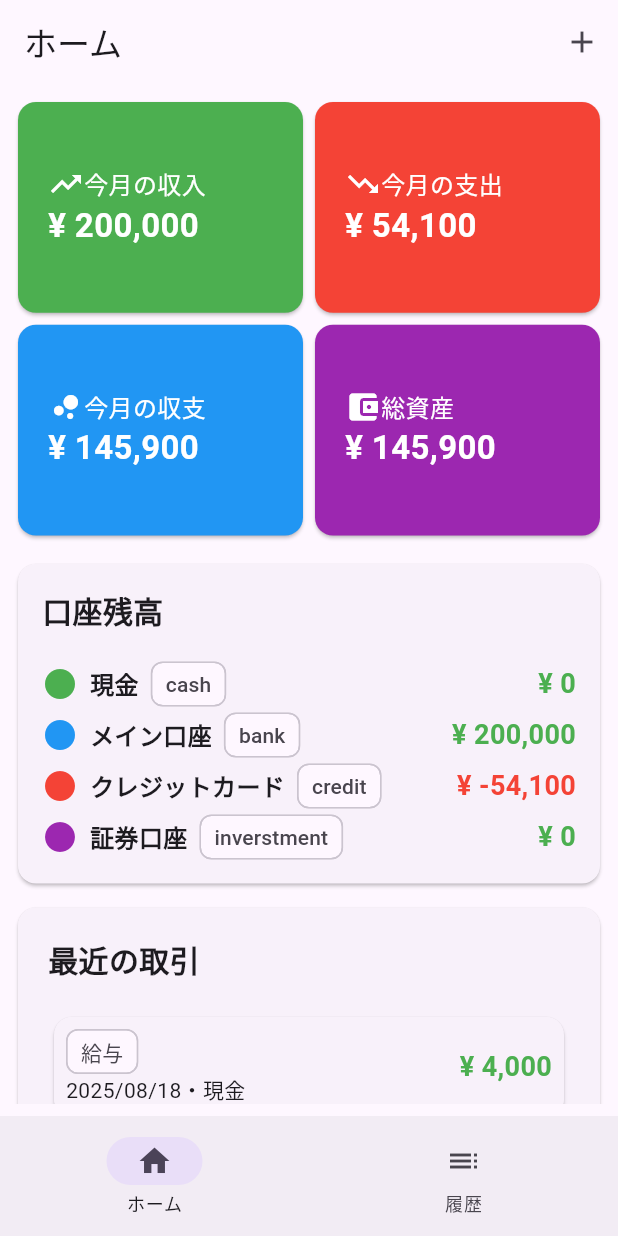
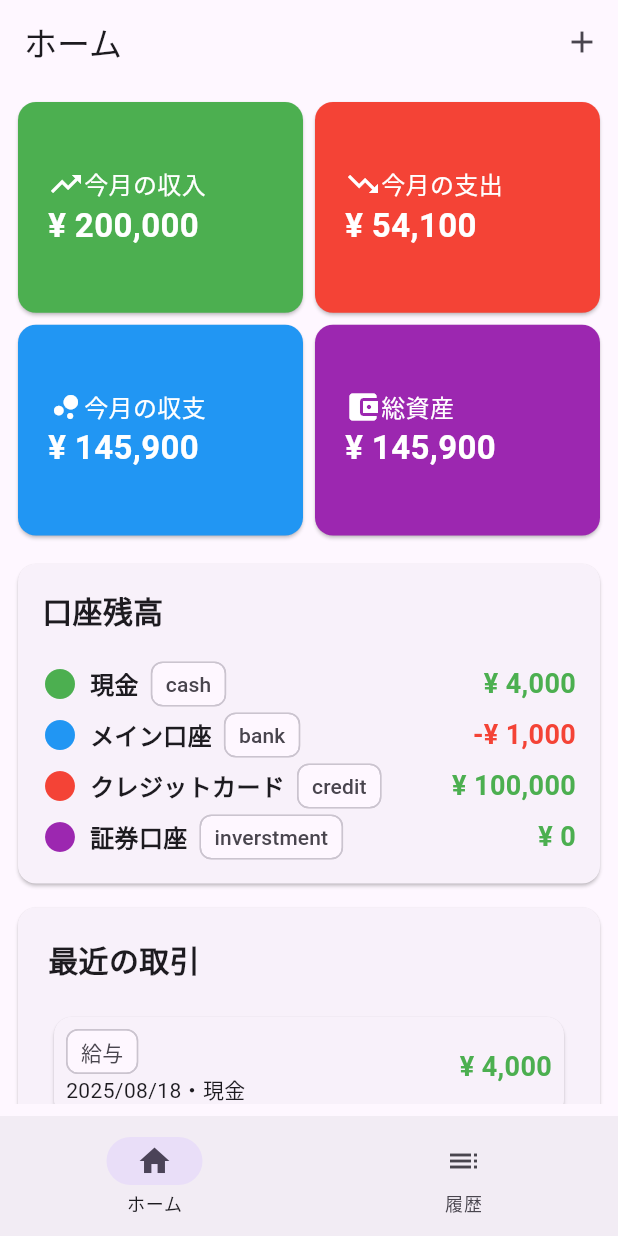
Before and after one commit to kyouga-ones/kakeibo, a Flutter app: the screen it shows after launch, on a phone screen of 412 x 824 dp. Run offline on Flutter 3.47's test engine with Material 3 defaults, Android fonts, the phone set to English and light mode, and no system bars; our stand-ins replace gap.

Commit message:
refactor:task-008:口座残高を実際のデータを参照するように変更

```diff
--- /dev/null
+++ b/lib/core/utils/sum_balance_list.dart
@@ -0,0 +1,21 @@
+import 'package:kakeibo/core/models/transaction_model.dart';
+
+List<int> sumBalanceList(
+  List<TransactionModel> transactionList,
+) {
+  final totals = List.filled(4, 0);
+
+  for (final item in transactionList) {
+    final type = item.categoryType;
+    final category = item.paymentCategory;
+    final amount = item.value;
+
+    if (type == 1) {
+      totals[category - 1] += amount;
+    } else if (type == 2) {
+      totals[category - 1] -= amount;
+    }
+  }
+
+  return totals;
+}
--- a/lib/features/home/view/home_screen.dart
+++ b/lib/features/home/view/home_screen.dart
@@ -7,10 +7,12 @@ import 'package:kakeibo/features/home/widget/recent_transaction_card.dart';
 
 class HomeScreen extends StatelessWidget {
   final List<TransactionModel> transactionModelList;
+  final List<int> balanceList;
 
   const HomeScreen({
     super.key,
     required this.transactionModelList,
+    required this.balanceList,
   });
 
   @override
@@ -57,7 +59,7 @@ class HomeScreen extends StatelessWidget {
               ),
             ),
             Gap(8),
-            BalanceCard(),
+            BalanceCard(balanceList: balanceList),
             Gap(8),
             RecentTransactionCard(
               transactionList: transactionModelList,
--- a/lib/features/home/viewmodel/home_view_model.dart
+++ b/lib/features/home/viewmodel/home_view_model.dart
@@ -1,5 +1,6 @@
 import 'package:flutter/material.dart';
 import 'package:kakeibo/core/constants/list.dart';
+import 'package:kakeibo/core/utils/sum_balance_list.dart';
 import 'package:kakeibo/features/home/view/home_screen.dart';
 
 class HomeViewModel extends StatefulWidget {
@@ -10,10 +11,13 @@ class HomeViewModel extends StatefulWidget {
 }
 
 class _HomeViewModelState extends State<HomeViewModel> {
+  var balanceList = sumBalanceList(transactionModelList);
+
   @override
   Widget build(BuildContext context) {
     return HomeScreen(
       transactionModelList: transactionModelList,
+      balanceList: balanceList,
     );
   }
 }
--- a/lib/features/home/widget/balance_card.dart
+++ b/lib/features/home/widget/balance_card.dart
@@ -3,7 +3,12 @@ import 'package:gap/gap.dart';
 import 'package:kakeibo/features/home/widget/balance_row.dart';
 
 class BalanceCard extends StatelessWidget {
-  const BalanceCard({super.key});
+  final List<int> balanceList;
+
+  const BalanceCard({
+    super.key,
+    required this.balanceList,
+  });
 
   @override
   Widget build(BuildContext context) {
@@ -22,26 +27,31 @@ class BalanceCard extends StatelessWidget {
               ],
             ),
             Gap(20),
-            BalanceRow(color: Colors.green, title: "現金", value: 0, tag: "cash"),
+            BalanceRow(
+              color: Colors.green,
+              title: "現金",
+              value: balanceList[0],
+              tag: "cash",
+            ),
             Gap(4),
             BalanceRow(
               color: Colors.blue,
               title: "メイン口座",
-              value: 200000,
+              value: balanceList[1],
               tag: "bank",
             ),
             Gap(4),
             BalanceRow(
               color: Colors.red,
               title: "クレジットカード",
-              value: -54100,
+              value: balanceList[2],
               tag: "credit",
             ),
             Gap(4),
             BalanceRow(
               color: Colors.purple,
               title: "証券口座",
-              value: 0,
+              value: balanceList[3],
               tag: "inverstment",
             ),
           ],
--- a/lib/features/home/widget/balance_row.dart
+++ b/lib/features/home/widget/balance_row.dart
@@ -1,6 +1,6 @@
 import 'package:flutter/material.dart';
 import 'package:gap/gap.dart';
-import 'package:intl/intl.dart';
+import 'package:kakeibo/core/utils/get_amount_format.dart';
 
 class BalanceRow extends StatelessWidget {
   final Color color;
@@ -18,9 +18,9 @@ class BalanceRow extends StatelessWidget {
 
   @override
   Widget build(BuildContext context) {
-    final formatter = NumberFormat("#,###");
-    var result = formatter.format(value);
-    var amount = "¥ $result";
+    var amount = (value >= 0)
+        ? getAmountFormat(value, 1)
+        : getAmountFormat(-value, 0);
 
     return Row(
       children: [
```
